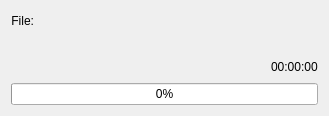
First picture: the form in CompressionDialog.ui, repository Metacometa/hse-coursework-1, before the edit.
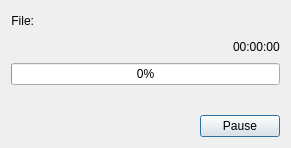
Second picture: the form after the edit.

Patch:
```diff
--- a/CompressionDialog.ui
+++ b/CompressionDialog.ui
@@ -6,15 +6,15 @@
    <rect>
     <x>0</x>
     <y>0</y>
-    <width>329</width>
-    <height>116</height>
+    <width>291</width>
+    <height>148</height>
    </rect>
   </property>
   <property name="windowTitle">
    <string>Archivation</string>
   </property>
-  <layout class="QVBoxLayout" name="verticalLayout_3">
-   <item>
+  <layout class="QGridLayout" name="gridLayout">
+   <item row="0" column="0">
     <layout class="QVBoxLayout" name="verticalLayout">
      <item>
       <layout class="QHBoxLayout" name="horizontalLayout">
@@ -77,19 +77,6 @@
        </item>
       </layout>
      </item>
-     <item>
-      <spacer name="verticalSpacer">
-       <property name="orientation">
-        <enum>Qt::Vertical</enum>
-       </property>
-       <property name="sizeHint" stdset="0">
-        <size>
-         <width>20</width>
-         <height>13</height>
-        </size>
-       </property>
-      </spacer>
-     </item>
      <item>
       <layout class="QHBoxLayout" name="horizontalLayout_2">
        <item>
@@ -123,7 +110,7 @@
      </item>
     </layout>
    </item>
-   <item>
+   <item row="4" column="0">
     <layout class="QVBoxLayout" name="verticalLayout_2">
      <property name="spacing">
       <number>6</number>
@@ -133,6 +120,52 @@
      </item>
     </layout>
    </item>
+   <item row="2" column="0">
+    <layout class="QHBoxLayout" name="horizontalLayout_4">
+     <item>
+      <spacer name="horizontalSpacer">
+       <property name="orientation">
+        <enum>Qt::Horizontal</enum>
+       </property>
+       <property name="sizeType">
+        <enum>QSizePolicy::Expanding</enum>
+       </property>
+       <property name="sizeHint" stdset="0">
+        <size>
+         <width>40</width>
+         <height>20</height>
+        </size>
+       </property>
+      </spacer>
+     </item>
+     <item>
+      <widget class="QPushButton" name="pauseButton">
+       <property name="sizePolicy">
+        <sizepolicy hsizetype="Fixed" vsizetype="Fixed">
+         <horstretch>0</horstretch>
+         <verstretch>0</verstretch>
+        </sizepolicy>
+       </property>
+       <property name="text">
+        <string>Pause</string>
+       </property>
+      </widget>
+     </item>
+    </layout>
+   </item>
+   <item row="1" column="0">
+    <spacer name="verticalSpacer">
+     <property name="orientation">
+      <enum>Qt::Vertical</enum>
+     </property>
+     <property name="sizeHint" stdset="0">
+      <size>
+       <width>20</width>
+       <height>13</height>
+      </size>
+     </property>
+    </spacer>
+   </item>
   </layout>
  </widget>
  <layoutdefault spacing="6" margin="11"/>
```
